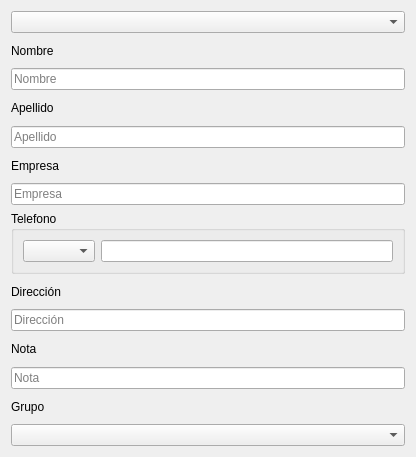
Qt form eform.ui (adnksharp/pySide6-contacts) before a commit.
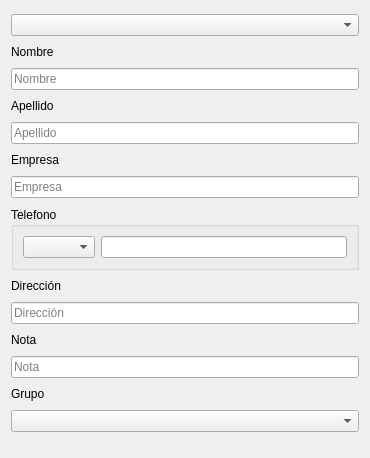
The same form after that commit.

Commit message: feat: windows linked.

```diff
--- a/eform.ui
+++ b/eform.ui
@@ -6,8 +6,8 @@
    <rect>
     <x>0</x>
     <y>0</y>
-    <width>416</width>
-    <height>457</height>
+    <width>370</width>
+    <height>458</height>
    </rect>
   </property>
   <property name="windowTitle">
@@ -19,6 +19,12 @@
    </item>
    <item>
     <widget class="QLabel" name="label">
+     <property name="sizePolicy">
+      <sizepolicy hsizetype="Preferred" vsizetype="Fixed">
+       <horstretch>0</horstretch>
+       <verstretch>0</verstretch>
+      </sizepolicy>
+     </property>
      <property name="text">
       <string>Nombre</string>
      </property>
@@ -33,6 +39,12 @@
    </item>
    <item>
     <widget class="QLabel" name="label_2">
+     <property name="sizePolicy">
+      <sizepolicy hsizetype="Preferred" vsizetype="Fixed">
+       <horstretch>0</horstretch>
+       <verstretch>0</verstretch>
+      </sizepolicy>
+     </property>
      <property name="text">
       <string>Apellido</string>
      </property>
@@ -47,6 +59,12 @@
    </item>
    <item>
     <widget class="QLabel" name="label_3">
+     <property name="sizePolicy">
+      <sizepolicy hsizetype="Preferred" vsizetype="Fixed">
+       <horstretch>0</horstretch>
+       <verstretch>0</verstretch>
+      </sizepolicy>
+     </property>
      <property name="text">
       <string>Empresa</string>
      </property>
@@ -90,6 +108,12 @@
    </item>
    <item>
     <widget class="QLabel" name="label_4">
+     <property name="sizePolicy">
+      <sizepolicy hsizetype="Preferred" vsizetype="Fixed">
+       <horstretch>0</horstretch>
+       <verstretch>0</verstretch>
+      </sizepolicy>
+     </property>
      <property name="text">
       <string>Dirección</string>
      </property>
@@ -104,6 +128,12 @@
    </item>
    <item>
     <widget class="QLabel" name="label_5">
+     <property name="sizePolicy">
+      <sizepolicy hsizetype="Preferred" vsizetype="Fixed">
+       <horstretch>0</horstretch>
+       <verstretch>0</verstretch>
+      </sizepolicy>
+     </property>
      <property name="text">
       <string>Nota</string>
      </property>
@@ -118,6 +148,12 @@
    </item>
    <item>
     <widget class="QLabel" name="label_6">
+     <property name="sizePolicy">
+      <sizepolicy hsizetype="Preferred" vsizetype="Fixed">
+       <horstretch>0</horstretch>
+       <verstretch>0</verstretch>
+      </sizepolicy>
+     </property>
      <property name="text">
       <string>Grupo</string>
      </property>
@@ -128,6 +164,11 @@
      <property name="placeholderText">
       <string>Grupo</string>
      </property>
+     <item>
+      <property name="text">
+       <string>Nuevo grupo</string>
+      </property>
+     </item>
     </widget>
    </item>
   </layout>
```
Left out of the diff: 18 changed lines with no effect on the pictures. The commit also changes 4 other files.
